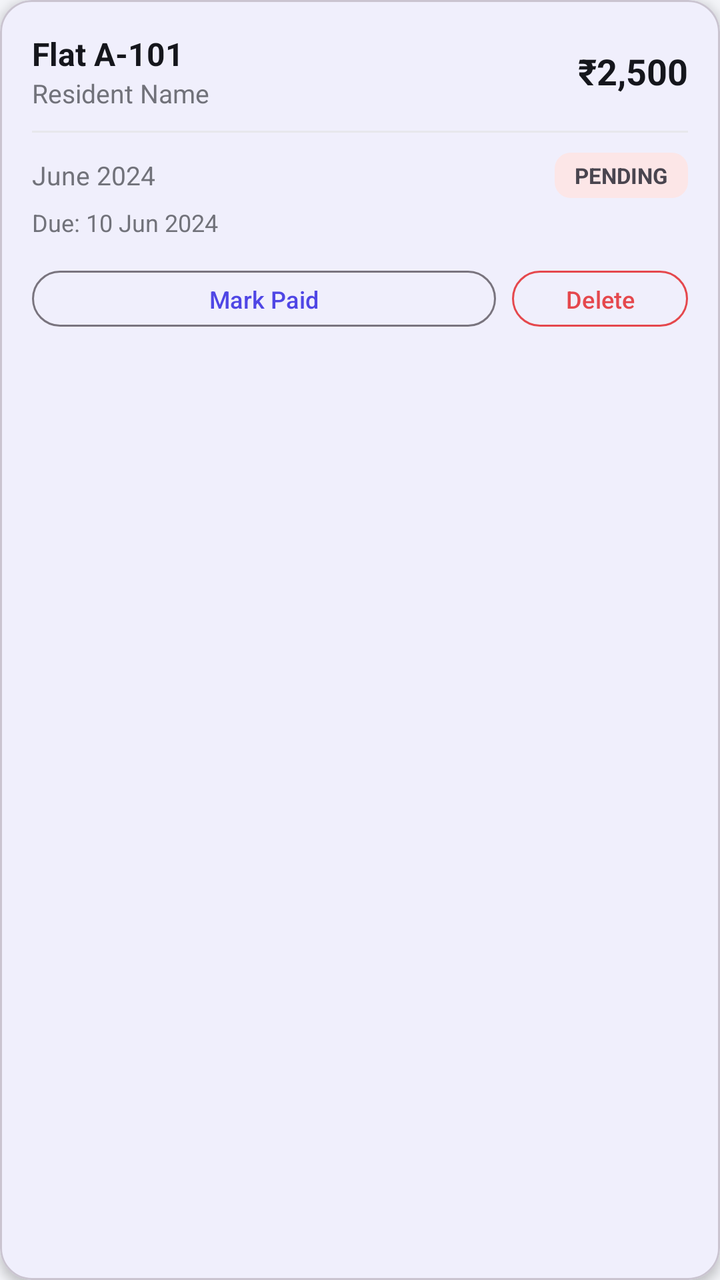
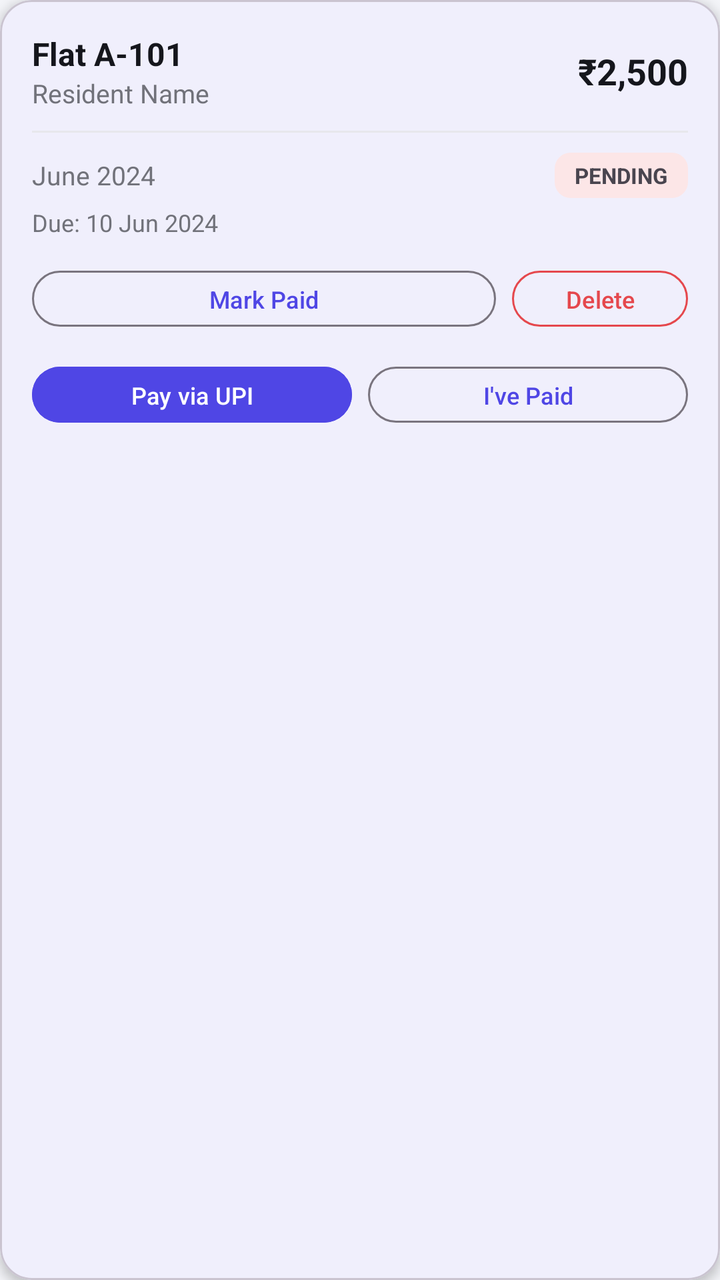

An Android layout rendered at two revisions. The XML below is the earlier revision; the diff shows what the commit changed to produce the second picture.
<!-- AndroidManifest.xml: application theme Theme.SocietyConnect -->
<!-- res/layout/item_maintenance.xml -->
<?xml version="1.0" encoding="utf-8"?>
<com.google.android.material.card.MaterialCardView
    xmlns:android="http://schemas.android.com/apk/res/android"
    xmlns:app="http://schemas.android.com/apk/res-auto"
    android:layout_width="match_parent"
    android:layout_height="wrap_content"
    android:layout_marginHorizontal="16dp"
    android:layout_marginBottom="10dp"
    app:cardCornerRadius="16dp"
    app:cardElevation="3dp"
    app:cardBackgroundColor="@color/white">

    <LinearLayout
        android:layout_width="match_parent"
        android:layout_height="wrap_content"
        android:orientation="vertical"
        android:padding="16dp">

        
        <LinearLayout
            android:layout_width="match_parent"
            android:layout_height="wrap_content"
            android:orientation="horizontal"
            android:gravity="center_vertical">

            <LinearLayout
                android:layout_width="0dp"
                android:layout_height="wrap_content"
                android:layout_weight="1"
                android:orientation="vertical">

                <TextView
                    android:id="@+id/tvFlat"
                    android:layout_width="wrap_content"
                    android:layout_height="wrap_content"
                    android:text="Flat A-101"
                    android:textColor="@color/text_primary"
                    android:textSize="16sp"
                    android:textStyle="bold" />

                <TextView
                    android:id="@+id/tvName"
                    android:layout_width="wrap_content"
                    android:layout_height="wrap_content"
                    android:text="Resident Name"
                    android:textColor="@color/text_secondary"
                    android:textSize="13sp" />
            </LinearLayout>

            <TextView
                android:id="@+id/tvAmount"
                android:layout_width="wrap_content"
                android:layout_height="wrap_content"
                android:text="₹2,500"
                android:textColor="@color/text_primary"
                android:textSize="18sp"
                android:textStyle="bold" />
        </LinearLayout>

        <View android:layout_width="match_parent" android:layout_height="1dp"
            android:background="@color/divider" android:layout_marginVertical="10dp"/>

        
        <LinearLayout
            android:layout_width="match_parent"
            android:layout_height="wrap_content"
            android:orientation="horizontal"
            android:gravity="center_vertical">

            <TextView
                android:id="@+id/tvMonth"
                android:layout_width="0dp"
                android:layout_height="wrap_content"
                android:layout_weight="1"
                android:text="June 2024"
                android:textColor="@color/text_secondary"
                android:textSize="13sp" />

            <TextView
                android:id="@+id/tvStatus"
                android:layout_width="wrap_content"
                android:layout_height="wrap_content"
                android:text="PENDING"
                android:textSize="11sp"
                android:textStyle="bold"
                android:paddingHorizontal="10dp"
                android:paddingVertical="4dp"
                android:background="@drawable/bg_status_pending" />
        </LinearLayout>

        <TextView
            android:id="@+id/tvDueDate"
            android:layout_width="wrap_content"
            android:layout_height="wrap_content"
            android:text="Due: 10 Jun 2024"
            android:textColor="@color/text_secondary"
            android:textSize="12sp"
            android:layout_marginTop="4dp" />

        <TextView
            android:id="@+id/tvPaidOn"
            android:layout_width="wrap_content"
            android:layout_height="wrap_content"
            android:text="Paid on 05 Jun 2024"
            android:textColor="@color/status_paid"
            android:textSize="12sp"
            android:layout_marginTop="4dp"
            android:visibility="gone" />

        
        <LinearLayout
            android:layout_width="match_parent"
            android:layout_height="wrap_content"
            android:orientation="horizontal"
            android:layout_marginTop="12dp">

            <com.google.android.material.button.MaterialButton
                android:id="@+id/btnToggle"
                android:layout_width="0dp"
                android:layout_height="36dp"
                android:layout_weight="1"
                android:layout_marginEnd="8dp"
                android:text="Mark Paid"
                android:textSize="12sp"
                style="@style/Widget.Material3.Button.OutlinedButton" />

            <com.google.android.material.button.MaterialButton
                android:id="@+id/btnDelete"
                android:layout_width="wrap_content"
                android:layout_height="36dp"
                android:text="Delete"
                android:textSize="12sp"
                app:iconGravity="textStart"
                style="@style/Widget.Material3.Button.OutlinedButton"
                app:strokeColor="@color/status_pending"
                android:textColor="@color/status_pending" />
        </LinearLayout>

    </LinearLayout>
</com.google.android.material.card.MaterialCardView>
<!-- resources referenced by this layout -->
<resources>
  <color name="divider">#E7E7EC</color>
  <color name="status_paid">#159A57</color>
  <color name="status_pending">#E5484D</color>
  <color name="text_primary">#15161C</color>
  <color name="text_secondary">#71727A</color>
  <color name="white">#FFFFFF</color>
  <!-- drawable bg_status_pending (drawable) -->
  <?xml version="1.0" encoding="utf-8"?>
  <shape xmlns:android="http://schemas.android.com/apk/res/android">
      <solid android:color="@color/tint_red"/>
      <corners android:radius="8dp"/>
  </shape>
  <style name="Theme.SocietyConnect" parent="Theme.Material3.Light.NoActionBar">
          <item name="colorPrimary">@color/primary</item>
          <item name="colorPrimaryVariant">@color/primary_dark</item>
          <item name="colorOnPrimary">@color/white</item>
          <item name="colorSecondary">@color/secondary</item>
          <item name="colorOnSecondary">@color/white</item>
          <item name="android:colorBackground">@color/background</item>
          <item name="colorSurface">@color/surface</item>
          <item name="android:statusBarColor">@color/primary_dark</item>
          <item name="android:navigationBarColor">@color/white</item>
      </style>
  <color name="tint_red">#FCE6E7</color>
  <color name="primary">#4F46E5</color>
  <color name="primary_dark">#3B2FAE</color>
  <color name="secondary">#F97316</color>
  <color name="background">#F3F4F8</color>
  <color name="surface">#FFFFFF</color>
</resources>

<!-- the commit's change to res/layout/item_maintenance.xml (unified diff, before → after) -->
@@ -107,8 +107,19 @@
             android:layout_marginTop="4dp"
             android:visibility="gone" />
 
+        <TextView
+            android:id="@+id/tvUtrInfo"
+            android:layout_width="wrap_content"
+            android:layout_height="wrap_content"
+            android:text="UTR submitted: 123456789012 · awaiting confirmation"
+            android:textColor="@color/text_secondary"
+            android:textSize="12sp"
+            android:layout_marginTop="4dp"
+            android:visibility="gone" />
+
         
         <LinearLayout
+            android:id="@+id/layoutAdminActions"
             android:layout_width="match_parent"
             android:layout_height="wrap_content"
             android:orientation="horizontal"
@@ -136,5 +147,33 @@
                 android:textColor="@color/status_pending" />
         </LinearLayout>
 
+        
+        <LinearLayout
+            android:id="@+id/layoutPay"
+            android:layout_width="match_parent"
+            android:layout_height="wrap_content"
+            android:orientation="horizontal"
+            android:layout_marginTop="12dp">
+
+            <com.google.android.material.button.MaterialButton
+                android:id="@+id/btnPayUpi"
+                android:layout_width="0dp"
+                android:layout_height="36dp"
+                android:layout_weight="1"
+                android:layout_marginEnd="8dp"
+                android:text="Pay via UPI"
+                android:textSize="12sp"
+                android:backgroundTint="@color/primary" />
+
+            <com.google.android.material.button.MaterialButton
+                android:id="@+id/btnSubmitUtr"
+                android:layout_width="0dp"
+                android:layout_height="36dp"
+                android:layout_weight="1"
+                android:text="I've Paid"
+                android:textSize="12sp"
+                style="@style/Widget.Material3.Button.OutlinedButton" />
+        </LinearLayout>
+
     </LinearLayout>
 </com.google.android.material.card.MaterialCardView>
